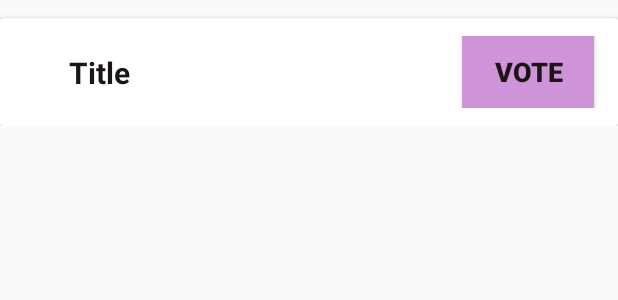
After one commit to sarahsal19/Ballot, an Android app: the layout activity_view_poll.xml on its own in the app's theme, with its tools: preview values and no code run, on a phone screen of 412 x 824 dp. The commit adds this screen. Shown: the top 300 px of the screen. Run offline under Robolectric (Android 15) with nearby library versions, the phone set to English and light mode, and no system bars.

Commit message:
add view polls

```diff
--- a/app/build.gradle
+++ b/app/build.gradle
@@ -33,7 +33,10 @@ dependencies {
     implementation 'androidx.appcompat:appcompat:1.4.1'
     implementation 'com.google.android.material:material:1.5.0'
     implementation 'androidx.constraintlayout:constraintlayout:2.1.3'
+    implementation 'com.google.android.gms:play-services-location:19.0.1'
     testImplementation 'junit:junit:4.13.2'
     androidTestImplementation 'androidx.test.ext:junit:1.1.3'
     androidTestImplementation 'androidx.test.espresso:espresso-core:3.4.0'
+    implementation 'com.yayandroid:LocationManager:2.4.1'
+
 }
--- a/app/src/main/java/com/example/ballot/PostAPoll.java
+++ b/app/src/main/java/com/example/ballot/PostAPoll.java
@@ -36,7 +36,7 @@ public class PostAPoll extends AppCompatActivity implements LocationListener{
         dbHelper = new DBHelper(this);
         // reference so that I can get the location
          locationManager = (LocationManager) getSystemService(Context.LOCATION_SERVICE);
-         locationManager.requestLocationUpdates(LocationManager.GPS_PROVIDER, 0, 0, this);
+         //locationManager.requestLocationUpdates(LocationManager.GPS_PROVIDER, 0, 0, this);
         // for validation:
         // check if the 2 fields are empty
         // if not: save the title, question and the user location to the Polls table in DB and show toast
--- a/app/src/main/res/layout/activity_login.xml
+++ b/app/src/main/res/layout/activity_login.xml
@@ -43,6 +43,7 @@
             android:layout_marginBottom="10dp"
             android:background="@drawable/edit_text_box"
             android:drawableStart="@drawable/ic_mail"
+            android:drawableLeft="@drawable/ic_mail"
             android:gravity="center"
             android:hint="Enter Email"
             android:inputType="textEmailAddress"
@@ -55,6 +56,7 @@
             android:layout_marginBottom="10dp"
             android:background="@drawable/edit_text_box"
             android:drawableStart="@drawable/ic_lock"
+            android:drawableLeft="@drawable/ic_lock"
             android:gravity="center"
             android:hint="Enter Password"
             android:inputType="numberPassword"
@@ -102,6 +104,7 @@
             android:layout_width="wrap_content"
             android:layout_height="wrap_content"
             android:clickable="true"
+            android:minHeight="48dp"
             android:text="Create an Account"
             android:textSize="20dp"
             android:textStyle="bold" />
--- /dev/null
+++ b/app/src/main/res/layout/activity_view_poll.xml
@@ -0,0 +1,56 @@
+<?xml version="1.0" encoding="utf-8"?>
+<LinearLayout xmlns:android="http://schemas.android.com/apk/res/android"
+    xmlns:app="http://schemas.android.com/apk/res-auto"
+    xmlns:tools="http://schemas.android.com/tools"
+    android:id="@+id/layoutV"
+    android:layout_width="match_parent"
+    android:layout_height="wrap_content"
+    android:orientation="vertical"
+    app:layout_constraintBottom_toBottomOf="parent">
+
+    <androidx.cardview.widget.CardView
+        android:id="@+id/cardView"
+        android:layout_width="match_parent"
+        android:layout_height="wrap_content"
+        android:layout_marginTop="12dp">
+
+        <androidx.constraintlayout.widget.ConstraintLayout
+            android:layout_width="match_parent"
+            android:layout_height="match_parent"
+            android:padding="12dp">
+
+            <TextView
+                android:id="@+id/pollTitle"
+                android:layout_width="0dp"
+                android:layout_height="wrap_content"
+                android:layout_marginStart="24dp"
+                android:paddingLeft="10dp"
+                android:text="Title"
+                android:textColor="#1B1515"
+                android:textSize="20sp"
+                android:textStyle="bold"
+                app:layout_constraintBottom_toBottomOf="parent"
+                app:layout_constraintEnd_toStartOf="@+id/vote"
+                app:layout_constraintStart_toStartOf="parent"
+                app:layout_constraintTop_toTopOf="parent" />
+
+            <Button
+                android:id="@+id/vote"
+                android:layout_width="wrap_content"
+                android:layout_height="wrap_content"
+                android:layout_marginEnd="4dp"
+                android:background="#CE93D8"
+                android:fontFamily="sans-serif-black"
+                android:padding="10dp"
+                android:text="Vote"
+                android:textColor="#1B1515"
+                android:textSize="18sp"
+                app:layout_constraintBottom_toBottomOf="parent"
+                app:layout_constraintEnd_toEndOf="parent"
+                app:layout_constraintTop_toTopOf="parent"
+                app:layout_constraintVertical_bias="0.466" />
+
+        </androidx.constraintlayout.widget.ConstraintLayout>
+    </androidx.cardview.widget.CardView>
+
+</LinearLayout>
--- a/build.gradle
+++ b/build.gradle
@@ -1,4 +1,5 @@
 // Top-level build file where you can add configuration options common to all sub-projects/modules.
+
 plugins {
     id 'com.android.application' version '7.1.2' apply false
     id 'com.android.library' version '7.1.2' apply false
```
Also changed, not shown: app/src/main/java/com/example/ballot/Home.java (+7 -5 lines), app/src/main/java/com/example/ballot/Sql/DBHelper.java (+28 -1 lines), app/src/main/java/com/example/ballot/ViewPoll.java (added, +140 -0 lines), app/src/main/res/layout/activity_sign_up.xml (+19 -19 lines).
